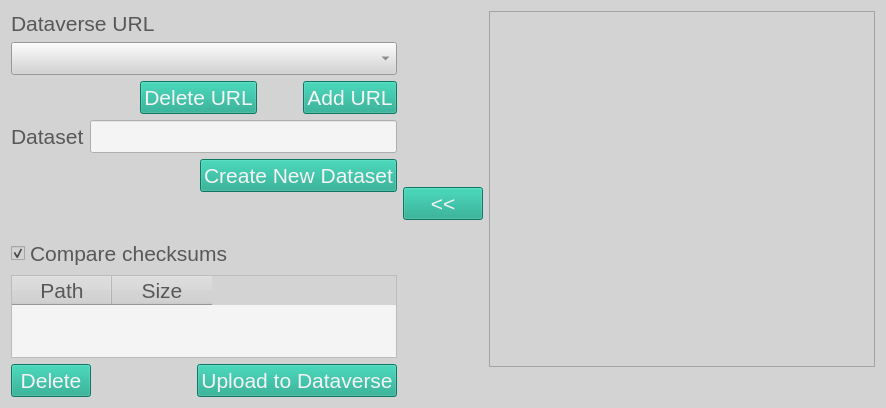
The window that ibridgescontrib/ibridgesdvn/ui_files/tabDataverse.ui (iBridges-for-iRODS/ibridges-plugin-dataverse) describes before a commit, drawn with Qt 5.
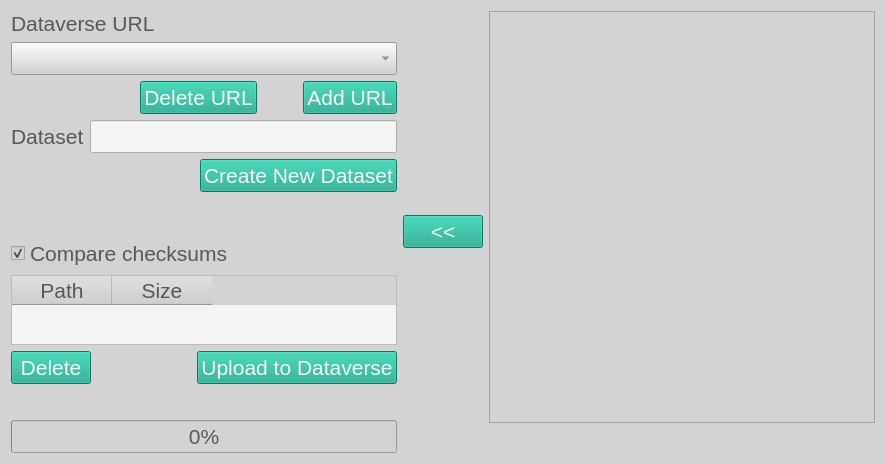
The same window after the commit.

```diff
--- a/ibridgescontrib/ibridgesdvn/ui_files/tabDataverse.ui
+++ b/ibridgescontrib/ibridgesdvn/ui_files/tabDataverse.ui
@@ -7,7 +7,7 @@
     <x>0</x>
     <y>0</y>
     <width>886</width>
-    <height>408</height>
+    <height>464</height>
    </rect>
   </property>
   <property name="windowTitle">
@@ -268,6 +268,20 @@
        </item>
       </layout>
      </item>
+     <item>
+      <widget class="QLabel" name="status_label">
+       <property name="text">
+        <string/>
+       </property>
+      </widget>
+     </item>
+     <item>
+      <widget class="QProgressBar" name="progress_bar">
+       <property name="value">
+        <number>0</number>
+       </property>
+      </widget>
+     </item>
     </layout>
    </item>
    <item>
@@ -275,7 +289,6 @@
      <property name="font">
       <font>
        <pointsize>16</pointsize>
-       <weight>50</weight>
        <italic>false</italic>
        <bold>false</bold>
        <kerning>true</kerning>
```
